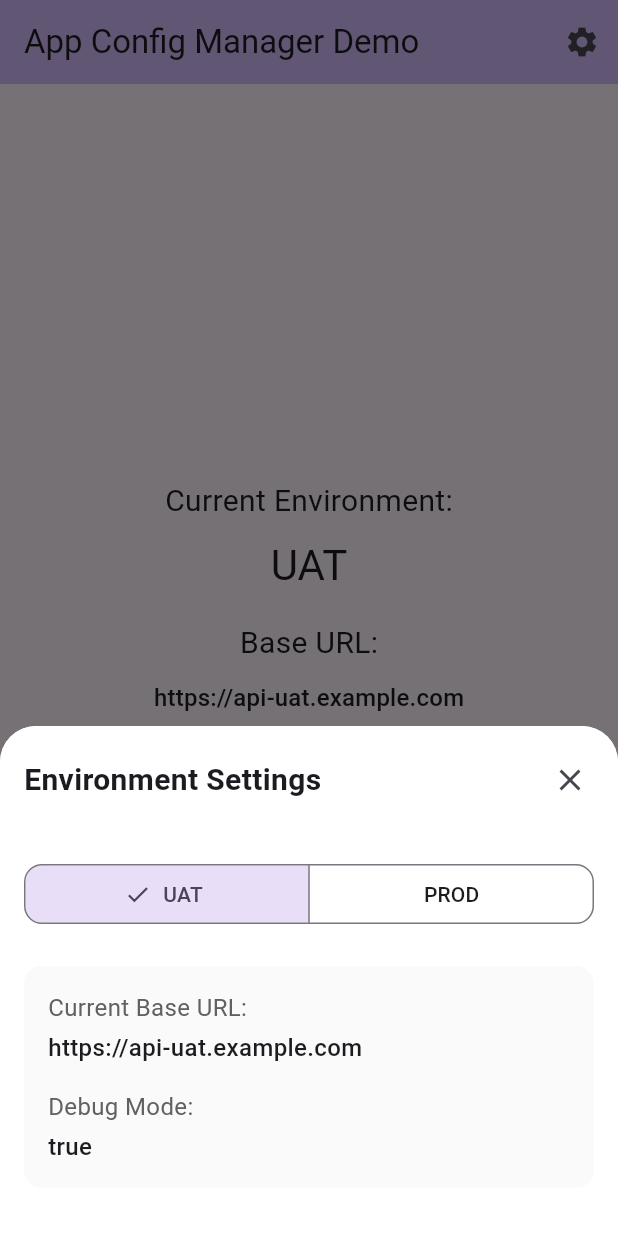
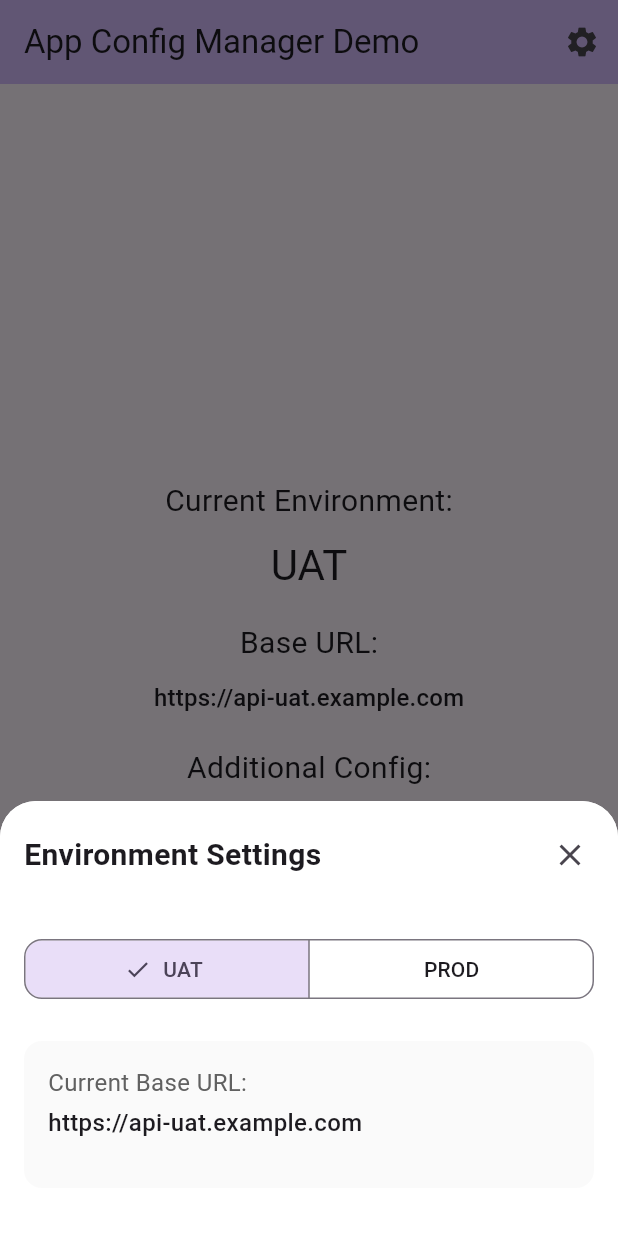
Before and after one commit to Hustle-Creatives/app_config_handler, a Flutter app: the screen it shows after launch, after a tap on the "settings" icon, on a phone screen of 412 x 824 dp. Run offline on Flutter 3.47's test engine with Material 3 defaults, Android fonts, the phone set to English and light mode, and no system bars; our stand-ins replace plugin_platform_interface, shared_preferences, web.

Commit message:
feat: Completed handling app config

```diff
--- a/lib/src/widgets/app_config_button.dart
+++ b/lib/src/widgets/app_config_button.dart
@@ -126,25 +126,6 @@ void showAppConfigBottomSheet({
                                 ),
                               ),
                               const SizedBox(height: 16),
-                              Text(
-                                'Debug Mode:',
-                                style: TextStyle(
-                                  fontSize: 16,
-                                  color: Colors.grey[700],
-                                ),
-                              ),
-                              const SizedBox(height: 4),
-                              Text(
-                                configManager
-                                    .config
-                                    .currentConfig
-                                    .additionalConfig['debugMode']
-                                    .toString(),
-                                style: const TextStyle(
-                                  fontSize: 16,
-                                  fontWeight: FontWeight.w500,
-                                ),
-                              ),
                             ],
                           ),
                         ),
```
